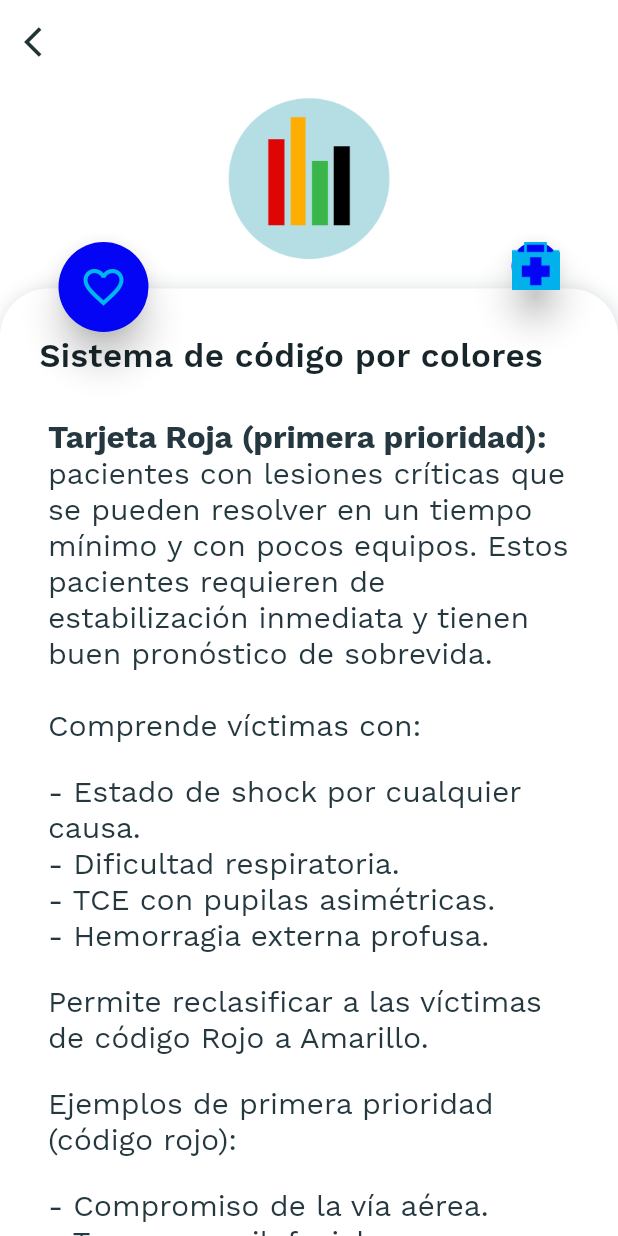
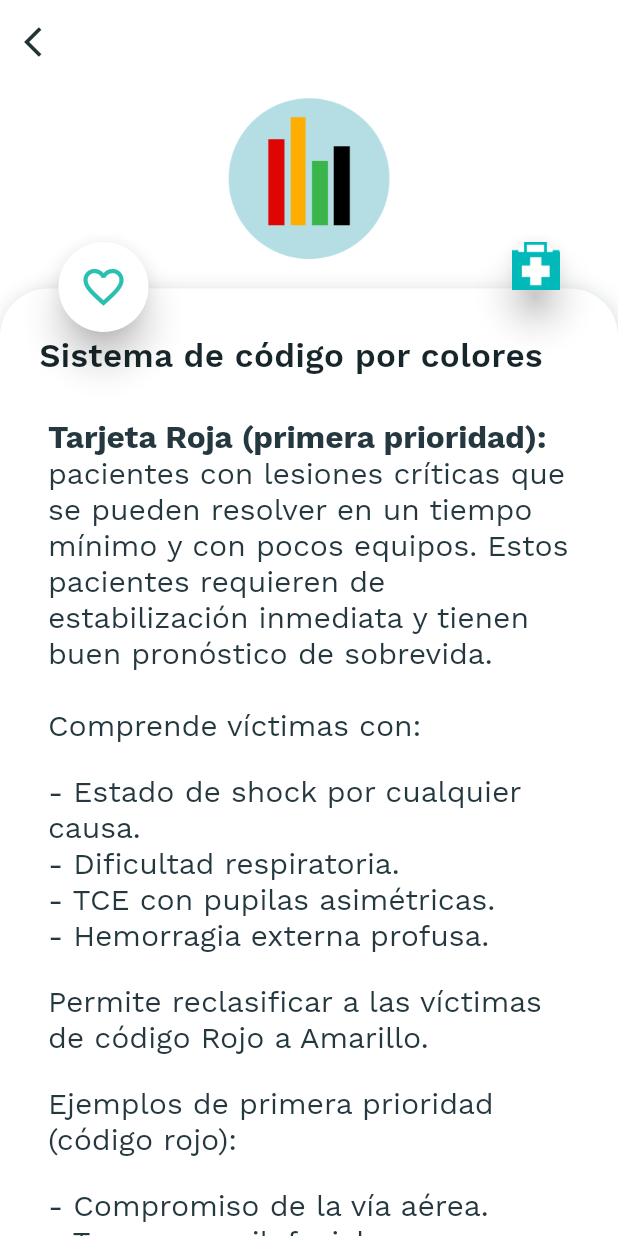
Before and after one commit to yelena870513/urgencias_medicas_citmatel, a Flutter app: the screen it shows after launch, after a tap on an icon or button, on a phone screen of 412 x 824 dp. Run offline on Flutter 3.47's test engine with Material 2 defaults, Android fonts, the phone set to English and light mode, and no system bars; drawn by our look-alikes of flutter_html; our stand-ins replace font_awesome_flutter, photo_view, shared_preferences, toast; statements that could not run were skipped.

Commit message:
Set up green theme * Update pictures for menu indicators * Update green colors * Update html indicators

```diff
--- a/lib/theme/list_theme.dart
+++ b/lib/theme/list_theme.dart
@@ -6,6 +6,8 @@ class ListAppTheme {
   static const Color notWhite = Color(0xFFEDF0F2);
   static const Color nearlyWhite = Color(0xFFFFFFFF);
   static const Color nearlyBlue = Color(0xFF00B6F0);
+  static const Color nearlyGreen = Color(0xFF2AC0B1);
+  static const Color nearlySecondGreen = Color(0xFF54D3C2);
   static const Color nearlyBlack = Color(0xFF213333);
   static const Color grey = Color(0xFF3A5160);
   static const Color dark_grey = Color(0xFF313A44);
@@ -28,7 +30,8 @@ class ListAppTheme {
     caption: caption,
   );
 
-  static const TextStyle display1 = TextStyle( // h4 -> display1
+  static const TextStyle display1 = TextStyle(
+    // h4 -> display1
     fontFamily: 'WorkSans',
     fontWeight: FontWeight.bold,
     fontSize: 36,
@@ -37,7 +40,8 @@ class ListAppTheme {
     color: darkerText,
   );
 
-  static const TextStyle headline = TextStyle( // h5 -> headline
+  static const TextStyle headline = TextStyle(
+    // h5 -> headline
     fontFamily: 'WorkSans',
     fontWeight: FontWeight.bold,
     fontSize: 24,
@@ -45,7 +49,8 @@ class ListAppTheme {
     color: darkerText,
   );
 
-  static const TextStyle title = TextStyle( // h6 -> title
+  static const TextStyle title = TextStyle(
+    // h6 -> title
     fontFamily: 'WorkSans',
     fontWeight: FontWeight.bold,
     fontSize: 16,
@@ -53,7 +58,8 @@ class ListAppTheme {
     color: darkerText,
   );
 
-  static const TextStyle subtitle = TextStyle( // subtitle2 -> subtitle
+  static const TextStyle subtitle = TextStyle(
+    // subtitle2 -> subtitle
     fontFamily: 'WorkSans',
     fontWeight: FontWeight.w400,
     fontSize: 14,
@@ -61,7 +67,8 @@ class ListAppTheme {
     color: darkText,
   );
 
-  static const TextStyle body2 = TextStyle( // body1 -> body2
+  static const TextStyle body2 = TextStyle(
+    // body1 -> body2
     fontFamily: 'WorkSans',
     fontWeight: FontWeight.w400,
     fontSize: 14,
@@ -69,7 +76,8 @@ class ListAppTheme {
     color: darkText,
   );
 
-  static const TextStyle body1 = TextStyle( // body2 -> body1
+  static const TextStyle body1 = TextStyle(
+    // body2 -> body1
     fontFamily: 'WorkSans',
     fontWeight: FontWeight.w400,
     fontSize: 16,
@@ -77,7 +85,8 @@ class ListAppTheme {
     color: darkText,
   );
 
-  static const TextStyle caption = TextStyle( // Caption -> caption
+  static const TextStyle caption = TextStyle(
+    // Caption -> caption
     fontFamily: 'WorkSans',
     fontWeight: FontWeight.w400,
     fontSize: 12,
@@ -94,13 +103,11 @@ class ListAppTheme {
   );
 
   static const TextStyle questionUnderline = TextStyle(
-    fontFamily: 'WorkSans',
-    fontWeight: FontWeight.w500,
-    fontSize: 14,
-    letterSpacing: 0.2,
-    color: nearlyBlue,
-    decoration: TextDecoration.underline,
-    decorationColor: nearlyBlue
-  );
-
+      fontFamily: 'WorkSans',
+      fontWeight: FontWeight.w500,
+      fontSize: 14,
+      letterSpacing: 0.2,
+      color: nearlyGreen,
+      decoration: TextDecoration.underline,
+      decorationColor: nearlyGreen);
 }
--- a/lib/urgencias/autor_view.dart
+++ b/lib/urgencias/autor_view.dart
@@ -163,7 +163,7 @@ class _AutorViewState extends State<AutorView> with TickerProviderStateMixin {
                   scale: CurvedAnimation(
                       parent: animationController, curve: Curves.fastOutSlowIn),
                   child: Card(
-                    color: Colors.lightBlue.withGreen(5),
+                    color: Colors.white,
                     shape: RoundedRectangleBorder(
                         borderRadius: BorderRadius.circular(50.0)),
                     elevation: 10.0,
@@ -240,7 +240,7 @@ class _AutorViewState extends State<AutorView> with TickerProviderStateMixin {
                   fontWeight: FontWeight.w600,
                   fontSize: 14,
                   letterSpacing: 0.27,
-                  color: ListAppTheme.nearlyBlue,
+                  color: ListAppTheme.nearlyGreen,
                 ),
               ),
               InkWell(
--- a/lib/urgencias/contenido_view.dart
+++ b/lib/urgencias/contenido_view.dart
@@ -209,7 +209,7 @@ class _ContenidoViewState extends State<ContenidoView>
                                         shrinkWrap: true,
                                         style: {
                                           "span": Style(
-                                              color: ListAppTheme.nearlyBlue,
+                                              color: ListAppTheme.nearlyGreen,
                                               fontSize: FontSize.xLarge,
                                               fontStyle: FontStyle.italic,
                                               textDecoration:
@@ -219,7 +219,22 @@ class _ContenidoViewState extends State<ContenidoView>
                                               fontSize: FontSize(20)),
                                           "strong": Style(
                                               color: ListAppTheme.body1.color,
-                                              fontSize: FontSize(21))
+                                              fontSize: FontSize(21)),
+                                          "i": Style(
+                                              color: ListAppTheme.body1.color,
+                                              fontSize: FontSize(20)),
+                                          "b": Style(
+                                              color: ListAppTheme.body1.color,
+                                              fontSize: FontSize(21)),
+                                          "h4": Style(
+                                              color: ListAppTheme.body1.color,
+                                              fontSize: FontSize(21)),
+                                          "h3": Style(
+                                              color: ListAppTheme.body1.color,
+                                              fontSize: FontSize(22)),
+                                          "h5": Style(
+                                              color: ListAppTheme.body1.color,
+                                              fontSize: FontSize(19))
                                         },
                                       ),
                                     ),
@@ -245,7 +260,7 @@ class _ContenidoViewState extends State<ContenidoView>
                         parent: animationController,
                         curve: Curves.fastOutSlowIn),
                     child: Card(
-                      color: Colors.lightBlue.withGreen(5),
+                      color: Colors.white,
                       shape: RoundedRectangleBorder(
                           borderRadius: BorderRadius.circular(50.0)),
                       elevation: 10.0,
@@ -262,7 +277,7 @@ class _ContenidoViewState extends State<ContenidoView>
                         parent: animationController,
                         curve: Curves.fastOutSlowIn),
                     child: Card(
-                      color: Colors.lightBlue.withGreen(5),
+                      color: Colors.white,
                       shape: RoundedRectangleBorder(
                           borderRadius: BorderRadius.circular(50.0)),
                       elevation: 10.0,
@@ -277,7 +292,7 @@ class _ContenidoViewState extends State<ContenidoView>
                             model.isFavorite(reader.id)
                                 ? Icons.favorite
                                 : Icons.favorite_border,
-                            color: ListAppTheme.nearlyBlue,
+                            color: ListAppTheme.nearlyGreen,
                             size: 32,
                           ),
                           onTap: () async {
--- a/lib/urgencias/creditos_view.dart
+++ b/lib/urgencias/creditos_view.dart
@@ -163,7 +163,7 @@ class _CreditosViewState extends State<CreditosView>
                   scale: CurvedAnimation(
                       parent: animationController, curve: Curves.fastOutSlowIn),
                   child: Card(
-                    color: Colors.lightBlue.withGreen(5),
+                    color: Colors.white,
                     shape: RoundedRectangleBorder(
                         borderRadius: BorderRadius.circular(50.0)),
                     elevation: 10.0,
@@ -228,7 +228,7 @@ class _CreditosViewState extends State<CreditosView>
                   fontWeight: FontWeight.w600,
                   fontSize: 14,
                   letterSpacing: 0.27,
-                  color: ListAppTheme.nearlyBlue,
+                  color: ListAppTheme.nearlyGreen,
                 ),
               ),
               InkWell(
--- a/lib/urgencias/ejercicios_view.dart
+++ b/lib/urgencias/ejercicios_view.dart
@@ -64,7 +64,7 @@ class _EjerciciosScreenState extends State<EjerciciosScreen> {
             child: Container(
               height: 48,
               decoration: BoxDecoration(
-                color: ListAppTheme.nearlyBlue,
+                color: ListAppTheme.nearlyGreen,
                 borderRadius: const BorderRadius.all(Radius.circular(24.0)),
                 boxShadow: <BoxShadow>[
                   BoxShadow(
--- a/lib/urgencias/favorite_screen.dart
+++ b/lib/urgencias/favorite_screen.dart
@@ -174,7 +174,7 @@ class _FavoriteScreenState extends State<FavoriteScreen>
                           parent: animationController,
                           curve: Curves.fastOutSlowIn),
                       child: Card(
-                        color: Colors.lightBlue.withGreen(5),
+                        color: Colors.white,
                         shape: RoundedRectangleBorder(
                             borderRadius: BorderRadius.circular(50.0)),
                         elevation: 10.0,
@@ -275,7 +275,7 @@ class _FavoriteScreenState extends State<FavoriteScreen>
               InkWell(
                 child: Icon(
                   FontAwesomeIcons.trash,
-                  color: ListAppTheme.nearlyBlue,
+                  color: ListAppTheme.nearlyGreen,
                   size: 16,
                 ),
                 onTap: () {
--- a/lib/urgencias/historical_screen.dart
+++ b/lib/urgencias/historical_screen.dart
@@ -169,7 +169,7 @@ class _HistoricalScreen extends State<HistoricalScreen>
                           parent: animationController,
                           curve: Curves.fastOutSlowIn),
                       child: Card(
-                        color: Colors.lightBlue.withGreen(5),
+                        color: Colors.white,
                         shape: RoundedRectangleBorder(
                             borderRadius: BorderRadius.circular(50.0)),
                         elevation: 10.0,
--- a/lib/urgencias/hotel_home_screen.dart
+++ b/lib/urgencias/hotel_home_screen.dart
@@ -315,7 +315,7 @@ class _HotelHomeScreenState extends State<HotelHomeScreen>
                           InkWell(
                             child: Icon(
                               Icons.favorite,
-                              color: ListAppTheme.nearlyBlue,
+                              color: ListAppTheme.nearlyGreen,
                             ),
                             onTap: () {},
                           ),
@@ -375,7 +375,7 @@ class _HotelHomeScreenState extends State<HotelHomeScreen>
                               InkWell(
                                 child: Icon(
                                   Icons.history,
-                                  color: ListAppTheme.nearlyBlue,
+                                  color: ListAppTheme.nearlyGreen,
                                 ),
                                 onTap: () {},
                               ),
@@ -449,7 +449,7 @@ class _HotelHomeScreenState extends State<HotelHomeScreen>
           ),
           Container(
             decoration: BoxDecoration(
-              color: ListAppTheme.nearlyBlue,
+              color: ListAppTheme.nearlyGreen,
               borderRadius: const BorderRadius.all(
                 Radius.circular(38.0),
               ),
@@ -563,7 +563,7 @@ class _HotelHomeScreenState extends State<HotelHomeScreen>
                           Padding(
                             padding: const EdgeInsets.all(8.0),
                             child: Icon(FontAwesomeIcons.fileSignature,
-                                color: ListAppTheme.nearlyBlue),
+                                color: ListAppTheme.nearlyGreen),
                           ),
                         ],
                       ),
--- a/lib/urgencias/simple_search_result.dart
+++ b/lib/urgencias/simple_search_result.dart
@@ -149,7 +149,7 @@ class _SimpleSearchResultView extends State<SimpleSearchResultView>
                                       ),
                                       Icon(
                                         Icons.bookmark_border,
-                                        color: ListAppTheme.nearlyBlue,
+                                        color: ListAppTheme.nearlyGreen,
                                         size: 24,
                                       ),
                                     ],
@@ -262,7 +262,7 @@ class _SimpleSearchResultView extends State<SimpleSearchResultView>
                       width: 140,
                       height: 40,
                       decoration: BoxDecoration(
-                        color: Colors.blue,
+                        color: ListAppTheme.nearlyGreen,
                         borderRadius:
                             const BorderRadius.all(Radius.circular(4.0)),
                         boxShadow: <BoxShadow>[
@@ -332,7 +332,7 @@ class _SimpleSearchResultView extends State<SimpleSearchResultView>
                   fontWeight: FontWeight.w600,
                   fontSize: 14,
                   letterSpacing: 0.27,
-                  color: ListAppTheme.nearlyBlue,
+                  color: ListAppTheme.nearlyGreen,
                 ),
               ),
               InkWell(
--- a/lib/urgencias/temas_view.dart
+++ b/lib/urgencias/temas_view.dart
@@ -144,7 +144,7 @@ class _TemasViewState extends State<TemasView> with TickerProviderStateMixin {
                                         ),
                                         Icon(
                                           Icons.bookmark_border,
-                                          color: ListAppTheme.nearlyBlue,
+                                          color: ListAppTheme.nearlyGreen,
                                           size: 24,
                                         ),
                                       ],
@@ -187,7 +187,7 @@ class _TemasViewState extends State<TemasView> with TickerProviderStateMixin {
                   scale: CurvedAnimation(
                       parent: animationController, curve: Curves.fastOutSlowIn),
                   child: Card(
-                    color: Colors.lightBlue.withGreen(5),
+                    color: Colors.white,
                     shape: RoundedRectangleBorder(
                         borderRadius: BorderRadius.circular(50.0)),
                     elevation: 10.0,
@@ -252,7 +252,7 @@ class _TemasViewState extends State<TemasView> with TickerProviderStateMixin {
                   fontWeight: FontWeight.w600,
                   fontSize: 14,
                   letterSpacing: 0.27,
-                  color: ListAppTheme.nearlyBlue,
+                  color: ListAppTheme.nearlyGreen,
                 ),
               ),
               InkWell(
--- a/lib/widgets/question_widget.dart
+++ b/lib/widgets/question_widget.dart
@@ -34,7 +34,7 @@ class QuestionWidget extends StatelessWidget {
             textAlign: TextAlign.left,
             style: TextStyle(
                 color: model.isQuestionLocked(questionId)
-                    ? ListAppTheme.nearlyBlue
+                    ? ListAppTheme.nearlyGreen
                     : Colors.black,
                 fontSize: MediaQuery.of(context).size.width > 360 ? 18 : 16,
                 fontWeight: FontWeight.w400),
--- a/lib/widgets/radio_question_widget.dart
+++ b/lib/widgets/radio_question_widget.dart
@@ -49,7 +49,7 @@ class RadioQuestionWidget extends StatelessWidget {
                           ? Icons.check_box
                           : Icons.check_box_outline_blank,
                       color: questionOption.isSelected
-                          ? ListAppTheme.nearlyBlue
+                          ? ListAppTheme.nearlyGreen
                           : Colors.grey.withOpacity(0.6),
                     ),
                     const SizedBox(
```
Also changed, not shown: assets/logos/autor.png, assets/logos/credits.png, assets/logos/home-1.png, assets/logos/home.png, assets/logos/iconoP.png, assets/logos/urgencias.png.
